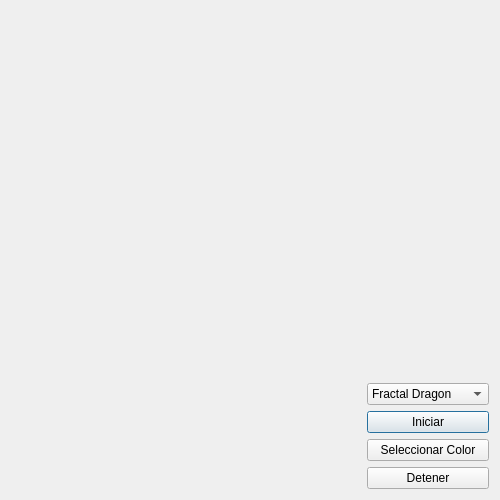
axlRoman/Aplicaciones-Graficacion, file appFractalDragon/dialog.ui: the form before one commit.
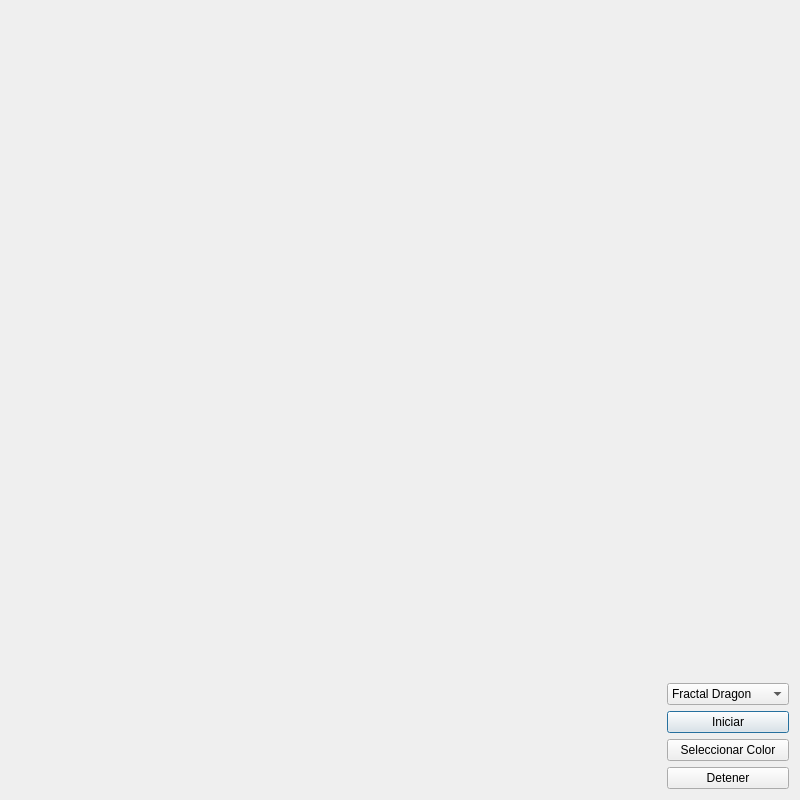
The form after the commit.

```diff
--- a/appFractalDragon/dialog.ui
+++ b/appFractalDragon/dialog.ui
@@ -6,8 +6,8 @@
    <rect>
     <x>0</x>
     <y>0</y>
-    <width>500</width>
-    <height>500</height>
+    <width>800</width>
+    <height>800</height>
    </rect>
   </property>
   <property name="windowTitle">
```
